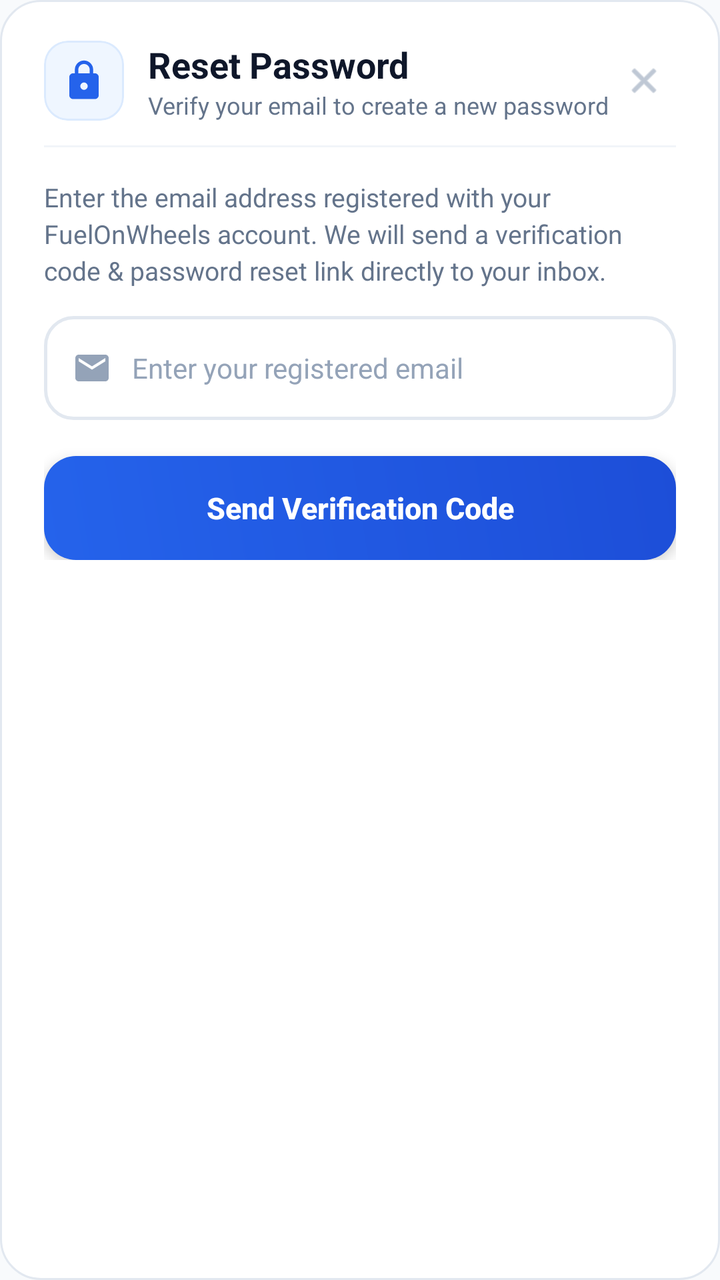
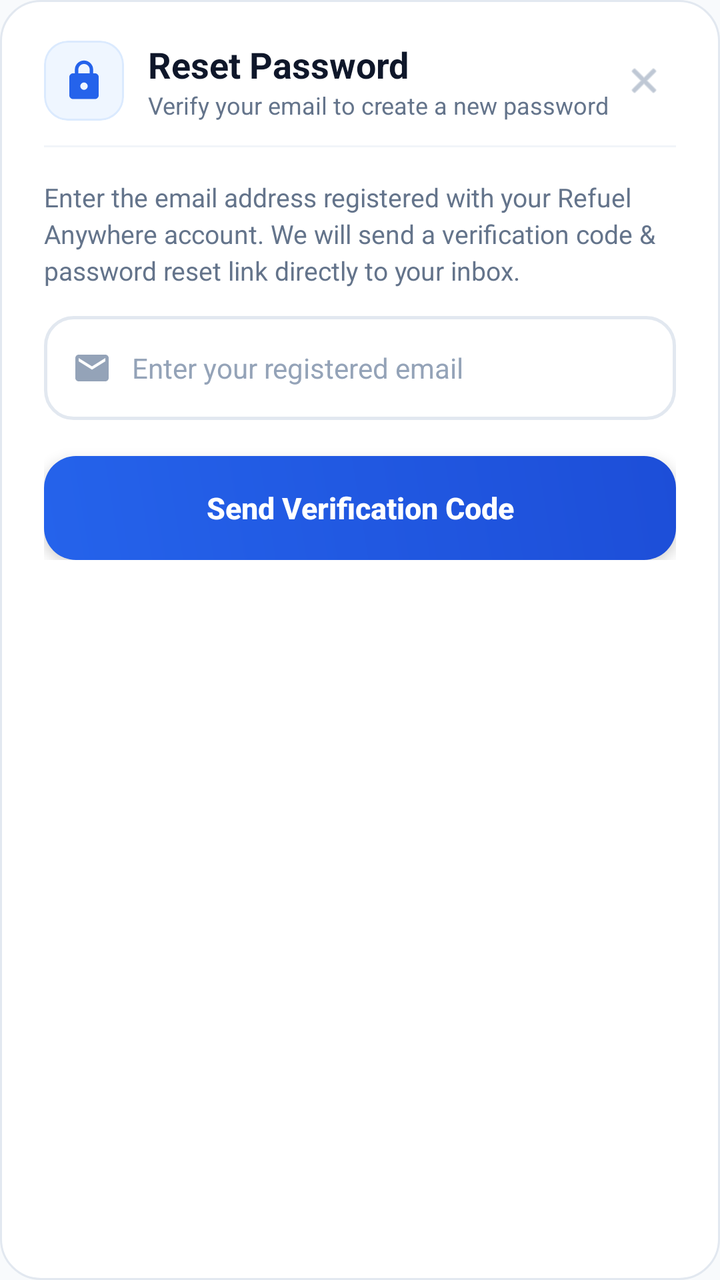

Screens rendered from an Android XML layout before and after an edit, with the pre-edit source and the edit as a unified diff.
<!-- AndroidManifest.xml: application theme Theme.FuelOnWheelsApp -->
<!-- res/layout/dialog_forgot_password.xml -->
<?xml version="1.0" encoding="utf-8"?>
<LinearLayout xmlns:android="http://schemas.android.com/apk/res/android"
    xmlns:app="http://schemas.android.com/apk/res-auto"
    android:layout_width="match_parent"
    android:layout_height="wrap_content"
    android:background="@drawable/card_elevated_rounded"
    android:orientation="vertical"
    android:paddingStart="22dp"
    android:paddingTop="20dp"
    android:paddingEnd="22dp"
    android:paddingBottom="24dp">

    
    <RelativeLayout
        android:layout_width="match_parent"
        android:layout_height="wrap_content"
        android:layout_marginBottom="12dp">

        <LinearLayout
            android:layout_width="wrap_content"
            android:layout_height="wrap_content"
            android:gravity="center_vertical"
            android:orientation="horizontal">

            <com.google.android.material.card.MaterialCardView
                android:layout_width="40dp"
                android:layout_height="40dp"
                android:layout_marginEnd="12dp"
                app:cardBackgroundColor="#EFF6FF"
                app:cardCornerRadius="12dp"
                app:cardElevation="0dp"
                app:strokeColor="#DBEAFE"
                app:strokeWidth="1dp">

                <ImageView
                    android:layout_width="22dp"
                    android:layout_height="22dp"
                    android:layout_gravity="center"
                    android:src="@drawable/ic_lock_reset_24"
                    app:tint="@color/brand_primary" />
            </com.google.android.material.card.MaterialCardView>

            <LinearLayout
                android:layout_width="wrap_content"
                android:layout_height="wrap_content"
                android:orientation="vertical">

                <TextView
                    android:id="@+id/tv_dialog_title"
                    android:layout_width="wrap_content"
                    android:layout_height="wrap_content"
                    android:text="Reset Password"
                    android:textColor="@color/brand_navy"
                    android:textSize="18sp"
                    android:textStyle="bold" />

                <TextView
                    android:id="@+id/tv_dialog_subtitle"
                    android:layout_width="wrap_content"
                    android:layout_height="wrap_content"
                    android:text="Verify your email to create a new password"
                    android:textColor="@color/text_secondary"
                    android:textSize="12sp" />
            </LinearLayout>
        </LinearLayout>

        <ImageView
            android:id="@+id/iv_close_dialog"
            android:layout_width="32dp"
            android:layout_height="32dp"
            android:layout_alignParentEnd="true"
            android:layout_centerVertical="true"
            android:background="?attr/selectableItemBackgroundBorderless"
            android:clickable="true"
            android:focusable="true"
            android:padding="6dp"
            android:src="@android:drawable/ic_menu_close_clear_cancel"
            app:tint="@color/text_muted" />
    </RelativeLayout>

    <View
        android:layout_width="match_parent"
        android:layout_height="1dp"
        android:layout_marginBottom="16dp"
        android:background="#F1F5F9" />

    
    <LinearLayout
        android:id="@+id/layout_step_request_code"
        android:layout_width="match_parent"
        android:layout_height="wrap_content"
        android:orientation="vertical"
        android:visibility="visible">

        <TextView
            android:layout_width="match_parent"
            android:layout_height="wrap_content"
            android:layout_marginBottom="14dp"
            android:lineSpacingExtra="3dp"
            android:text="Enter the email address registered with your FuelOnWheels account. We will send a verification code &amp; password reset link directly to your inbox."
            android:textColor="@color/text_secondary"
            android:textSize="13sp" />

        <LinearLayout
            android:layout_width="match_parent"
            android:layout_height="52dp"
            android:layout_marginBottom="18dp"
            android:background="@drawable/input_field_bg"
            android:gravity="center_vertical"
            android:orientation="horizontal"
            android:paddingStart="14dp"
            android:paddingEnd="14dp">

            <ImageView
                android:layout_width="20dp"
                android:layout_height="20dp"
                android:layout_marginEnd="10dp"
                android:src="@drawable/ic_mail_outline_24"
                app:tint="@color/text_muted" />

            <EditText
                android:id="@+id/et_forgot_email"
                android:layout_width="match_parent"
                android:layout_height="match_parent"
                android:background="@android:color/transparent"
                android:hint="Enter your registered email"
                android:inputType="textEmailAddress"
                android:textColor="@color/brand_navy"
                android:textColorHint="@color/text_muted"
                android:textSize="14sp" />
        </LinearLayout>

        <Button
            android:id="@+id/btn_send_reset_code"
            android:layout_width="match_parent"
            android:layout_height="52dp"
            android:background="@drawable/bg_primary_button"
            app:backgroundTint="@null"
            android:elevation="4dp"
            android:stateListAnimator="@null"
            android:text="Send Verification Code"
            android:textAllCaps="false"
            android:textColor="@color/white"
            android:textSize="15sp"
            android:textStyle="bold" />
    </LinearLayout>

    
    <LinearLayout
        android:id="@+id/layout_step_verify_code"
        android:layout_width="match_parent"
        android:layout_height="wrap_content"
        android:orientation="vertical"
        android:visibility="gone">

        
        <LinearLayout
            android:layout_width="match_parent"
            android:layout_height="wrap_content"
            android:layout_marginBottom="14dp"
            android:background="@drawable/card_elevated_rounded"
            android:backgroundTint="#F0FDF4"
            android:orientation="horizontal"
            android:padding="12dp">

            <ImageView
                android:layout_width="20dp"
                android:layout_height="20dp"
                android:layout_marginEnd="8dp"
                android:src="@drawable/ic_check_circle_24"
                app:tint="#16A34A" />

            <TextView
                android:id="@+id/tv_verify_notice"
                android:layout_width="match_parent"
                android:layout_height="wrap_content"
                android:lineSpacingExtra="2dp"
                android:text="Verification link &amp; code sent to your email. Check your inbox and spam folder."
                android:textColor="#166534"
                android:textSize="12sp" />
        </LinearLayout>

        
        <TextView
            android:layout_width="wrap_content"
            android:layout_height="wrap_content"
            android:layout_marginBottom="6dp"
            android:text="Verification Code or Reset Link"
            android:textColor="@color/brand_navy"
            android:textSize="12sp"
            android:textStyle="bold" />

        <LinearLayout
            android:layout_width="match_parent"
            android:layout_height="52dp"
            android:layout_marginBottom="12dp"
            android:background="@drawable/input_field_bg"
            android:gravity="center_vertical"
            android:orientation="horizontal"
            android:paddingStart="14dp"
            android:paddingEnd="8dp">

            <ImageView
                android:layout_width="20dp"
                android:layout_height="20dp"
                android:layout_marginEnd="8dp"
                android:src="@drawable/ic_lock_reset_24"
                app:tint="@color/text_muted" />

            <EditText
                android:id="@+id/et_verify_code"
                android:layout_width="0dp"
                android:layout_height="match_parent"
                android:layout_weight="1"
                android:background="@android:color/transparent"
                android:hint="Paste reset code or link from email"
                android:inputType="text"
                android:singleLine="true"
                android:textColor="@color/brand_navy"
                android:textColorHint="@color/text_muted"
                android:textSize="13sp" />

            
            <TextView
                android:id="@+id/btn_paste_code"
                android:layout_width="wrap_content"
                android:layout_height="34dp"
                android:background="@drawable/tab_selected_bg"
                android:gravity="center"
                android:paddingStart="12dp"
                android:paddingEnd="12dp"
                android:text="Paste"
                android:textColor="@color/white"
                android:textSize="12sp"
                android:textStyle="bold" />
        </LinearLayout>

        
        <TextView
            android:layout_width="wrap_content"
            android:layout_height="wrap_content"
            android:layout_marginBottom="6dp"
            android:text="New Password"
            android:textColor="@color/brand_navy"
            android:textSize="12sp"
            android:textStyle="bold" />

        <LinearLayout
            android:layout_width="match_parent"
            android:layout_height="52dp"
            android:layout_marginBottom="12dp"
            android:background="@drawable/input_field_bg"
            android:gravity="center_vertical"
            android:orientation="horizontal"
            android:paddingStart="14dp"
            android:paddingEnd="12dp">

            <ImageView
                android:layout_width="20dp"
                android:layout_height="20dp"
                android:layout_marginEnd="8dp"
                android:src="@drawable/ic_lock_outline_24"
                app:tint="@color/text_muted" />

            <EditText
                android:id="@+id/et_new_password"
                android:layout_width="0dp"
                android:layout_height="match_parent"
                android:layout_weight="1"
                android:background="@android:color/transparent"
                android:hint="At least 6 characters"
                android:inputType="textPassword"
                android:textColor="@color/brand_navy"
                android:textColorHint="@color/text_muted"
                android:textSize="13sp" />

            <ImageView
                android:id="@+id/iv_toggle_new_password"
                android:layout_width="22dp"
                android:layout_height="22dp"
                android:background="?attr/selectableItemBackgroundBorderless"
                android:contentDescription="Toggle Password"
                android:src="@drawable/ic_visibility_off_24"
                app:tint="@color/text_muted" />
        </LinearLayout>

        
        <TextView
            android:layout_width="wrap_content"
            android:layout_height="wrap_content"
            android:layout_marginBottom="6dp"
            android:text="Confirm New Password"
            android:textColor="@color/brand_navy"
            android:textSize="12sp"
            android:textStyle="bold" />

        <LinearLayout
            android:layout_width="match_parent"
            android:layout_height="52dp"
            android:layout_marginBottom="18dp"
            android:background="@drawable/input_field_bg"
            android:gravity="center_vertical"
            android:orientation="horizontal"
            android:paddingStart="14dp"
            android:paddingEnd="12dp">

            <ImageView
                android:layout_width="20dp"
                android:layout_height="20dp"
                android:layout_marginEnd="8dp"
                android:src="@drawable/ic_lock_outline_24"
                app:tint="@color/text_muted" />

            <EditText
                android:id="@+id/et_confirm_new_password"
                android:layout_width="0dp"
                android:layout_height="match_parent"
                android:layout_weight="1"
                android:background="@android:color/transparent"
                android:hint="Re-enter new password"
                android:inputType="textPassword"
                android:textColor="@color/brand_navy"
                android:textColorHint="@color/text_muted"
                android:textSize="13sp" />

            <ImageView
                android:id="@+id/iv_toggle_confirm_password"
                android:layout_width="22dp"
                android:layout_height="22dp"
                android:background="?attr/selectableItemBackgroundBorderless"
                android:contentDescription="Toggle Password"
                android:src="@drawable/ic_visibility_off_24"
                app:tint="@color/text_muted" />
        </LinearLayout>

        
        <Button
            android:id="@+id/btn_update_password"
            android:layout_width="match_parent"
            android:layout_height="52dp"
            android:layout_marginBottom="14dp"
            android:background="@drawable/bg_primary_button"
            app:backgroundTint="@null"
            android:elevation="4dp"
            android:stateListAnimator="@null"
            android:text="Verify Code &amp; Reset Password"
            android:textAllCaps="false"
            android:textColor="@color/white"
            android:textSize="15sp"
            android:textStyle="bold" />

        
        <LinearLayout
            android:layout_width="match_parent"
            android:layout_height="wrap_content"
            android:gravity="center"
            android:orientation="horizontal">

            <TextView
                android:id="@+id/tv_resend_reset_code"
                android:layout_width="wrap_content"
                android:layout_height="wrap_content"
                android:padding="6dp"
                android:text="Didn't get email? Resend in 30s"
                android:textColor="@color/brand_primary"
                android:textSize="12sp"
                android:textStyle="bold" />

            <TextView
                android:layout_width="wrap_content"
                android:layout_height="wrap_content"
                android:text=" • "
                android:textColor="@color/text_muted" />

            <TextView
                android:id="@+id/tv_change_email"
                android:layout_width="wrap_content"
                android:layout_height="wrap_content"
                android:padding="6dp"
                android:text="Change Email"
                android:textColor="@color/text_secondary"
                android:textSize="12sp" />
        </LinearLayout>
    </LinearLayout>

</LinearLayout>
<!-- resources referenced by this layout -->
<resources>
  <color name="brand_navy">#0F172A</color>
  <color name="brand_primary">#2563EB</color>
  <color name="text_muted">#94A3B8</color>
  <color name="text_secondary">#64748B</color>
  <color name="white">#FFFFFFFF</color>
  <!-- drawable bg_primary_button (drawable) -->
  <?xml version="1.0" encoding="utf-8"?>
  <ripple xmlns:android="http://schemas.android.com/apk/res/android"
      android:color="#40FFFFFF">
      <item>
          <shape android:shape="rectangle">
              <gradient
                  android:angle="45"
                  android:startColor="#2563EB"
                  android:endColor="#1D4ED8"
                  android:type="linear" />
              <corners android:radius="16dp" />
          </shape>
      </item>
  </ripple>
  <!-- drawable card_elevated_rounded (drawable) -->
  <?xml version="1.0" encoding="utf-8"?>
  <shape xmlns:android="http://schemas.android.com/apk/res/android"
      android:shape="rectangle">
      <solid android:color="@color/surface_card" />
      <corners android:radius="20dp" />
      <stroke
          android:width="1dp"
          android:color="@color/card_border" />
  </shape>
  <!-- drawable ic_check_circle_24 (drawable) -->
  <vector xmlns:android="http://schemas.android.com/apk/res/android"
      android:width="24dp"
      android:height="24dp"
      android:viewportWidth="24"
      android:viewportHeight="24">
    <path
        android:fillColor="#16A34A"
        android:pathData="M12,2C6.48,2 2,6.48 2,12s4.48,10 10,10 10,-4.48 10,-10S17.52,2 12,2zm-2,15l-5,-5 1.41,-1.41L10,14.17l7.59,-7.59L19,8l-9,9z"/>
  </vector>
  <!-- drawable ic_lock_outline_24 (drawable) -->
  <vector xmlns:android="http://schemas.android.com/apk/res/android"
      android:width="24dp"
      android:height="24dp"
      android:viewportWidth="24"
      android:viewportHeight="24">
    <path
        android:fillColor="#64748B"
        android:pathData="M18,8h-1V6c0,-2.76 -2.24,-5 -5,-5S7,3.24 7,6v2H6c-1.1,0 -2,0.9 -2,2v10c0,1.1 0.9,2 2,2h12c1.1,0 2,-0.9 2,-2V10c0,-1.1 -0.9,-2 -2,-2zm-6,9c-1.1,0 -2,-0.9 -2,-2s0.9,-2 2,-2 2,0.9 2,2 -0.9,2 -2,2zm3.1,-9H8.9V6c0,-1.71 1.39,-3.1 3.1,-3.1 1.71,0 3.1,1.39 3.1,3.1v2z"/>
  </vector>
  <!-- drawable ic_lock_reset_24 (drawable) -->
  <vector xmlns:android="http://schemas.android.com/apk/res/android"
      android:width="24dp"
      android:height="24dp"
      android:viewportWidth="24"
      android:viewportHeight="24">
    <path
        android:fillColor="#2563EB"
        android:pathData="M18,8h-1V6c0,-2.76 -2.24,-5 -5,-5S7,3.24 7,6v2H6c-1.1,0 -2,0.9 -2,2v10c0,1.1 0.9,2 2,2h12c1.1,0 2,-0.9 2,-2V10c0,-1.1 -0.9,-2 -2,-2zm-6,9c-1.1,0 -2,-0.9 -2,-2s0.9,-2 2,-2 2,0.9 2,2 -0.9,2 -2,2zm3.1,-9H8.9V6c0,-1.71 1.39,-3.1 3.1,-3.1 1.71,0 3.1,1.39 3.1,3.1v2z"/>
  </vector>
  <!-- drawable ic_mail_outline_24 (drawable) -->
  <vector xmlns:android="http://schemas.android.com/apk/res/android"
      android:width="24dp"
      android:height="24dp"
      android:viewportWidth="24"
      android:viewportHeight="24">
    <path
        android:fillColor="#64748B"
        android:pathData="M20,4H4c-1.1,0 -1.99,0.9 -1.99,2L2,18c0,1.1 0.9,2 2,2h16c1.1,0 2,-0.9 2,-2V6c0,-1.1 -0.9,-2 -2,-2zm0,4l-8,5 -8,-5V6l8,5 8,-5v2z"/>
  </vector>
  <!-- drawable input_field_bg (drawable) -->
  <?xml version="1.0" encoding="utf-8"?>
  <shape xmlns:android="http://schemas.android.com/apk/res/android"
      android:shape="rectangle">
      <solid android:color="@color/surface_card" />
      <corners android:radius="14dp" />
      <stroke
          android:width="1.5dp"
          android:color="@color/card_border" />
  </shape>
  <!-- drawable tab_selected_bg (drawable) -->
  <?xml version="1.0" encoding="utf-8"?>
  <shape xmlns:android="http://schemas.android.com/apk/res/android"
      android:shape="rectangle">
      <solid android:color="@color/brand_primary" />
      <corners android:radius="14dp" />
  </shape>
  <color name="surface_card">#FFFFFF</color>
  <color name="card_border">#E2E8F0</color>
  <color name="brand_primary_dark">#1D4ED8</color>
  <color name="bg_slate">#F8FAFC</color>
  <!-- unchanged entries left out for length: 2 -->
</resources>

<!-- the commit's change to res/layout/dialog_forgot_password.xml (unified diff, before → after) -->
@@ -97,7 +97,7 @@
             android:layout_height="wrap_content"
             android:layout_marginBottom="14dp"
             android:lineSpacingExtra="3dp"
-            android:text="Enter the email address registered with your FuelOnWheels account. We will send a verification code &amp; password reset link directly to your inbox."
+            android:text="Enter the email address registered with your Refuel Anywhere account. We will send a verification code &amp; password reset link directly to your inbox."
             android:textColor="@color/text_secondary"
             android:textSize="13sp" />
 
